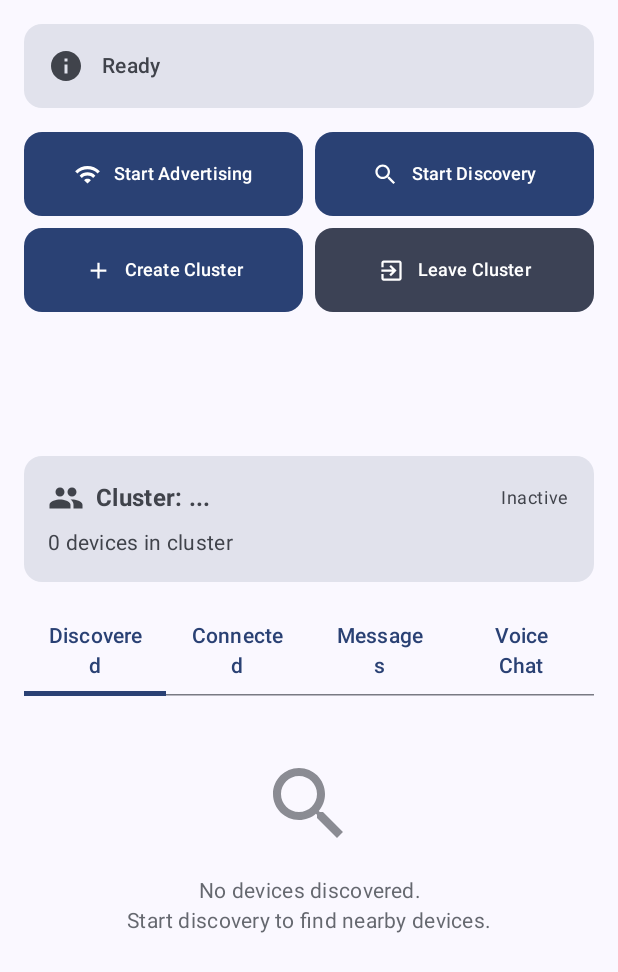
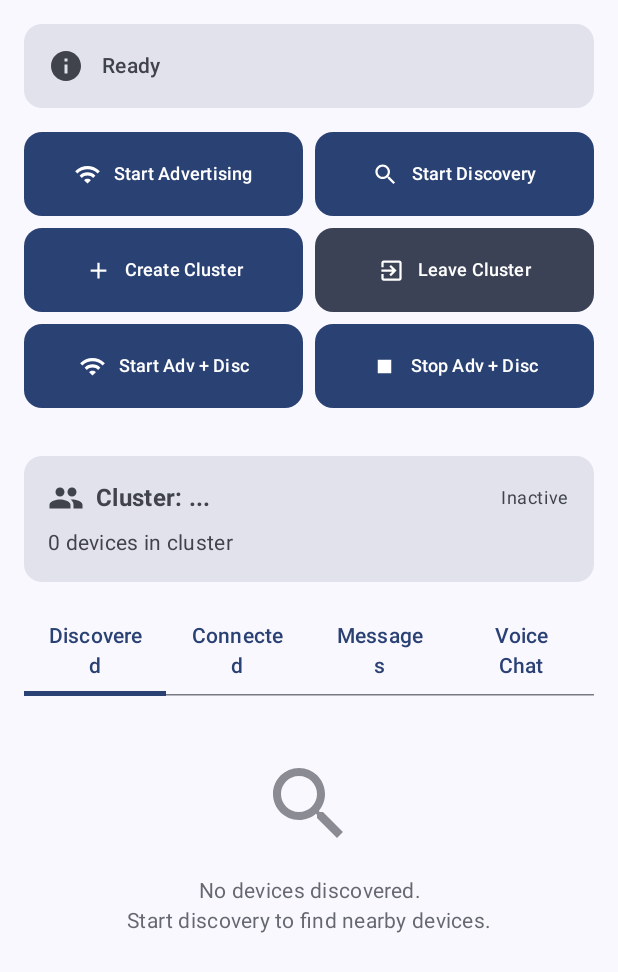
Before and after one commit to abhi10601060/Ripple, an Android app built with Jetpack Compose: the screen it shows after launch (MainActivity), on a phone screen of 412 x 824 dp. Shown: the top 972 px of the screen. Run offline under Robolectric (Android 15) with nearby library versions, the phone set to English and light mode, and no system bars; our stand-ins replace Dagger/Hilt's generated code, livedata-compose.

```diff
--- a/app/src/main/java/com/app/ripple/data/nearby/NearbyShareManager.kt
+++ b/app/src/main/java/com/app/ripple/data/nearby/NearbyShareManager.kt
@@ -3,6 +3,7 @@ package com.app.ripple.data.nearby
 import android.annotation.SuppressLint
 import android.content.Context
 import android.util.Log
+import androidx.compose.runtime.mutableStateMapOf
 import com.app.ripple.data.nearby.model.ClusterInfo
 import com.app.ripple.data.nearby.model.ConnectionState
 import com.app.ripple.data.nearby.model.DeliveryStatus
@@ -37,6 +38,7 @@ import kotlin.coroutines.resumeWithException
 class NearbyShareManager private constructor(private val context: Context) {
 
     private val TAG = "NearbyShareManager"
+    private val connectionPool = mutableStateMapOf<String, String>()
 
     companion object {
         @SuppressLint("StaticFieldLeak")
@@ -78,6 +80,7 @@ class NearbyShareManager private constructor(private val context: Context) {
         override fun onConnectionInitiated(endpointId: String, info: ConnectionInfo) {
             Log.d("NearbyShare", "Connection initiated with: ${info.endpointName}")
             connectionsClient.acceptConnection(endpointId, payloadCallback)
+            connectionPool.put(endpointId, info.endpointName)
         }
 
         override fun onConnectionResult(endpointId: String, result: ConnectionResolution) {
@@ -100,6 +103,7 @@ class NearbyShareManager private constructor(private val context: Context) {
         override fun onDisconnected(endpointId: String) {
             Log.d("NearbyShare", "Disconnected from: $endpointId")
             updateDeviceConnectionState(endpointId, ConnectionState.DISCONNECTED)
+            connectionPool.remove(endpointId)
         }
     }
 
--- a/app/src/main/java/com/app/ripple/presentation/screen/message/NearbyShareScreen.kt
+++ b/app/src/main/java/com/app/ripple/presentation/screen/message/NearbyShareScreen.kt
@@ -69,6 +69,14 @@ fun NearbyShareScreen(
             onLeaveCluster = {
                 viewModel.leaveCluster()
                 viewModel.stopAdvertising(); viewModel.stopDiscovery()
+            },
+            onAdvDisc = {
+                viewModel.startDiscovery();
+                viewModel.startAdvertising()
+            },
+            onStopAdvDisc = {
+                viewModel.stopDiscovery()
+                viewModel.stopAdvertising()
             }
         )
 
@@ -212,7 +220,9 @@ fun ControlButtonsSection(
     onStartDiscovery: () -> Unit,
     onStopDiscovery: () -> Unit,
     onCreateCluster: () -> Unit,
-    onLeaveCluster: () -> Unit
+    onLeaveCluster: () -> Unit,
+    onAdvDisc: () -> Unit,
+    onStopAdvDisc: () -> Unit
 ) {
     val isAdvertising = uiState is NearbyShareUiState.Advertising
     val isDiscovering = uiState is NearbyShareUiState.Discovering
@@ -267,6 +277,29 @@ fun ControlButtonsSection(
                     enabled = !isLoading,
                     modifier = Modifier.weight(1f),
                     color = MaterialTheme.colorScheme.secondary
+                )
+            }
+        }
+
+        item {
+            Row(
+                modifier = Modifier.fillMaxWidth(),
+                horizontalArrangement = Arrangement.spacedBy(8.dp)
+            ) {
+                ActionButton(
+                    text = "Start Adv + Disc",
+                    icon = Icons.Default.Wifi,
+                    onClick = onAdvDisc,
+                    enabled = !isLoading,
+                    modifier = Modifier.weight(1f)
+                )
+
+                ActionButton(
+                    text = "Stop Adv + Disc",
+                    icon = Icons.Default.Stop,
+                    onClick = onStopAdvDisc,
+                    enabled = !isLoading,
+                    modifier = Modifier.weight(1f)
                 )
             }
         }
```
